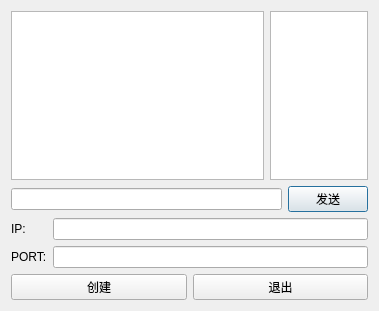
Qt form netchat/chatserver/chatdialog.ui (dengyanyu/screenbroadcast) before a commit.
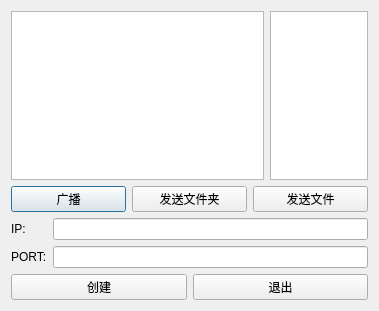
The same form after that commit.

Commit message: 服务器端添加了广播、发送文件按钮，客户端处理下载文件的函数已经定义，服务器没有实现发送文件协议

Patch:
```diff
--- a/netchat/chatserver/chatdialog.ui
+++ b/netchat/chatserver/chatdialog.ui
@@ -40,12 +40,23 @@
    <item>
     <layout class="QHBoxLayout" name="horizontalLayout_3">
      <item>
-      <widget class="QLineEdit" name="pSendText"/>
+      <widget class="QPushButton" name="pbroadcast">
+       <property name="text">
+        <string>广播</string>
+       </property>
+      </widget>
+     </item>
+     <item>
+      <widget class="QPushButton" name="psendDir">
+       <property name="text">
+        <string>发送文件夹</string>
+       </property>
+      </widget>
      </item>
      <item>
       <widget class="QPushButton" name="pSendBtn">
        <property name="text">
-        <string>发送</string>
+        <string>发送文件</string>
        </property>
       </widget>
      </item>
```
The commit also changes 8 other files.
